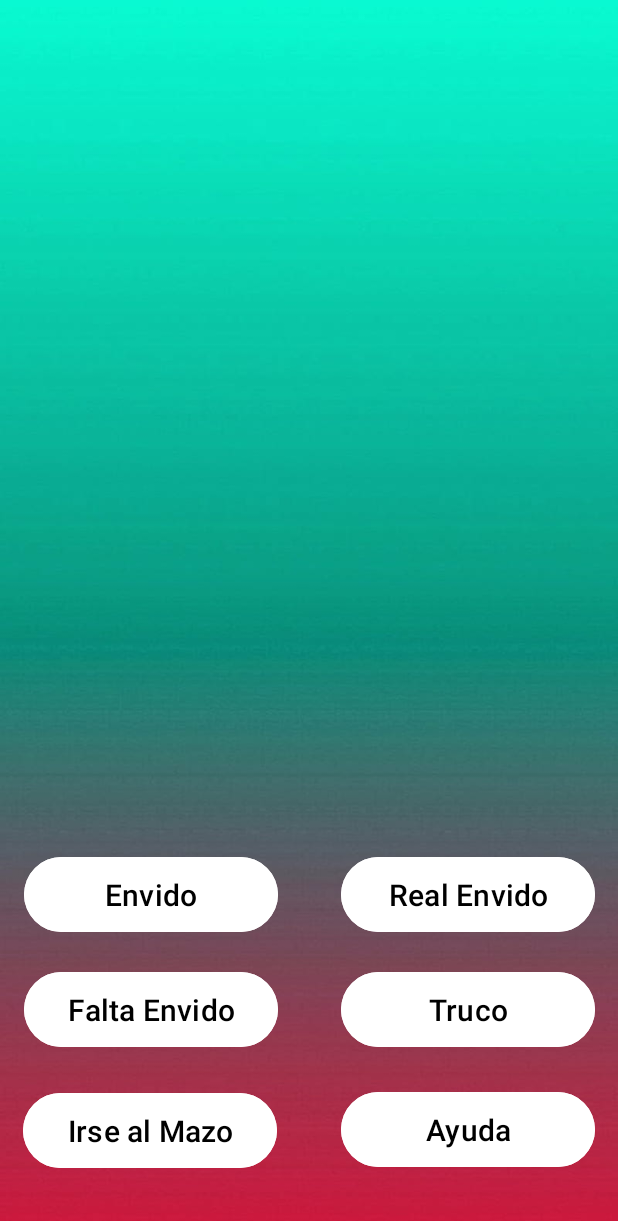
After one commit to AgustinAlvarez2001/2023-UNC-IngSW-FPGA, an Android app: the mesaJuego screen opened directly, with no data from a screen before it, on a phone screen of 412 x 824 dp. The commit adds this screen. Shown: the top 1221 px of the screen. Run offline under Robolectric (Android 15) with nearby library versions, the phone set to English and light mode, and no system bars.

Commit message:
agrego layout

```diff
--- a/frontend/app/src/main/AndroidManifest.xml
+++ b/frontend/app/src/main/AndroidManifest.xml
@@ -12,6 +12,12 @@
         android:supportsRtl="true"
         android:theme="@style/Theme.TrucoFPGA"
         tools:targetApi="31">
+        <activity
+            android:name=".mesaJuego"
+            android:exported="false" />
+        <activity
+            android:name=".esperaOponente"
+            android:exported="false" />
         <activity
             android:name=".TextoDeAyuda"
             android:exported="false" />
--- /dev/null
+++ b/frontend/app/src/main/java/com/example/trucofpga/mesaJuego.kt
@@ -0,0 +1,21 @@
+package com.example.trucofpga
+
+import android.annotation.SuppressLint
+import android.content.Intent
+import androidx.appcompat.app.AppCompatActivity
+import android.os.Bundle
+import android.widget.Button
+
+class mesaJuego : AppCompatActivity() {
+    @SuppressLint("MissingInflatedId")
+    override fun onCreate(savedInstanceState: Bundle?) {
+        super.onCreate(savedInstanceState)
+        setContentView(R.layout.activity_mesa_juego)
+
+        val botonAyuda: Button = findViewById(R.id.botonAyuda)
+        botonAyuda.setOnClickListener {
+            val intent: Intent = Intent(this, TextoDeAyuda::class.java)
+            startActivity(intent)
+        }
+    }
+}
--- a/frontend/app/src/main/res/layout/activity_main.xml
+++ b/frontend/app/src/main/res/layout/activity_main.xml
@@ -32,7 +32,7 @@
         android:ems="10"
         android:gravity="center"
         android:hapticFeedbackEnabled="false"
-        android:hint="Ingrese un Nombre..."
+        android:hint="@string/hint"
         android:inputType="text"
         android:textColorHint="#000000"
         android:textSize="30sp"
--- /dev/null
+++ b/frontend/app/src/main/res/layout/activity_mesa_juego.xml
@@ -0,0 +1,107 @@
+<?xml version="1.0" encoding="utf-8"?>
+<androidx.constraintlayout.widget.ConstraintLayout xmlns:android="http://schemas.android.com/apk/res/android"
+    xmlns:app="http://schemas.android.com/apk/res-auto"
+    xmlns:tools="http://schemas.android.com/tools"
+    android:layout_width="match_parent"
+    android:layout_height="match_parent"
+    android:background="@drawable/fondotruco"
+    tools:context=".mesaJuego">
+
+
+    <Button
+        android:id="@+id/button"
+        android:layout_width="169dp"
+        android:layout_height="58dp"
+        android:backgroundTint="@color/white"
+        android:gravity="center"
+        android:text="@string/envido"
+        android:textColor="@color/black"
+        android:textSize="20dp"
+        app:layout_constraintBottom_toBottomOf="parent"
+        app:layout_constraintEnd_toEndOf="parent"
+        app:layout_constraintHorizontal_bias="0.066"
+        app:layout_constraintStart_toStartOf="parent"
+        app:layout_constraintTop_toTopOf="parent"
+        app:layout_constraintVertical_bias="0.741" />
+
+    <Button
+        android:id="@+id/button2"
+        android:layout_width="169dp"
+        android:layout_height="58dp"
+        android:backgroundTint="@color/white"
+        android:gravity="center"
+        android:text="@string/realEnvido"
+        android:textColor="@color/black"
+        android:textSize="20dp"
+        app:layout_constraintBottom_toBottomOf="parent"
+        app:layout_constraintEnd_toEndOf="parent"
+        app:layout_constraintHorizontal_bias="0.938"
+        app:layout_constraintStart_toStartOf="parent"
+        app:layout_constraintTop_toTopOf="parent"
+        app:layout_constraintVertical_bias="0.741" />
+
+    <Button
+        android:id="@+id/button3"
+        android:layout_width="169dp"
+        android:layout_height="58dp"
+        android:backgroundTint="@color/white"
+        android:gravity="center"
+        android:text="@string/faltaEnvido"
+        android:textColor="@color/black"
+        android:textSize="20dp"
+        app:layout_constraintBottom_toBottomOf="parent"
+        app:layout_constraintEnd_toEndOf="parent"
+        app:layout_constraintHorizontal_bias="0.066"
+        app:layout_constraintStart_toStartOf="parent"
+        app:layout_constraintTop_toTopOf="parent"
+        app:layout_constraintVertical_bias="0.841" />
+
+    <Button
+        android:id="@+id/button4"
+        android:layout_width="169dp"
+        android:layout_height="58dp"
+        android:backgroundTint="@color/white"
+        android:gravity="center"
+        android:text="@string/truco"
+        android:textColor="@color/black"
+        android:textSize="20dp"
+        app:layout_constraintBottom_toBottomOf="parent"
+        app:layout_constraintEnd_toEndOf="parent"
+        app:layout_constraintHorizontal_bias="0.938"
+        app:layout_constraintStart_toStartOf="parent"
+        app:layout_constraintTop_toTopOf="parent"
+        app:layout_constraintVertical_bias="0.841" />
+
+    <Button
+        android:id="@+id/button5"
+        android:layout_width="169dp"
+        android:layout_height="58dp"
+        android:backgroundTint="@color/white"
+        android:gravity="center"
+        android:text="@string/irseAlMazo"
+        android:textColor="@color/black"
+        android:textSize="20dp"
+        app:layout_constraintBottom_toBottomOf="parent"
+        app:layout_constraintEnd_toEndOf="parent"
+        app:layout_constraintHorizontal_bias="0.062"
+        app:layout_constraintStart_toStartOf="parent"
+        app:layout_constraintTop_toTopOf="parent"
+        app:layout_constraintVertical_bias="0.946" />
+
+    <Button
+        android:id="@+id/botonAyuda"
+        android:layout_width="169dp"
+        android:layout_height="58dp"
+        android:backgroundTint="@color/white"
+        android:gravity="center"
+        android:text="@string/Ayuda"
+        android:textColor="@color/black"
+        android:textSize="20dp"
+        app:layout_constraintBottom_toBottomOf="parent"
+        app:layout_constraintEnd_toEndOf="parent"
+        app:layout_constraintHorizontal_bias="0.937"
+        app:layout_constraintStart_toStartOf="parent"
+        app:layout_constraintTop_toTopOf="parent"
+        app:layout_constraintVertical_bias="0.945" />
+
+</androidx.constraintlayout.widget.ConstraintLayout>
--- a/frontend/app/src/main/res/values/strings.xml
+++ b/frontend/app/src/main/res/values/strings.xml
@@ -1,10 +1,20 @@
 <resources>
+    <!--Main-->
     <string name="app_name">TrucoFPGA</string>
     <string name="loginText">Truco FPGA!</string>
-    <string name="loginText2">Nombre...</string>
+    <string name="hint">Ingrese un Nombre...</string>
     <string name="buttonTextLogin">Entrar!</string>
+    <!--comoJugar-->
     <string name="opcionesDeJuego">Seleccione una opcion de juego!</string>
-    <string name="buttonAyuda">Instrucciones del Juego</string>
+    <string name="botonInstrucciones">Instrucciones del Juego</string>
     <string name="unoVsUno">1 vs. 1</string>
     <string name="unoVsPc">1 vs. PC</string>
+    <!--mesaJuego-->
+    <string name="envido">Envido</string>
+    <string name="realEnvido">Real Envido</string>
+    <string name="faltaEnvido">Falta Envido</string>
+    <string name="truco">Truco</string>
+    <string name="irseAlMazo">Irse al Mazo</string>
+    <string name="Ayuda">Ayuda</string>
+
 </resources>
```
Also changed, not shown: frontend/app/src/main/java/com/example/trucofpga/comoJugar.kt (+12 -2 lines), frontend/app/src/main/java/com/example/trucofpga/esperaOponente.kt (added, +20 -0 lines), frontend/app/src/main/res/layout/activity_como_jugar.xml (+4 -4 lines), frontend/app/src/main/res/layout/activity_espera_oponente.xml (added, +27 -0 lines), frontend/app/src/main/res/drawable/refresh.png (added).
